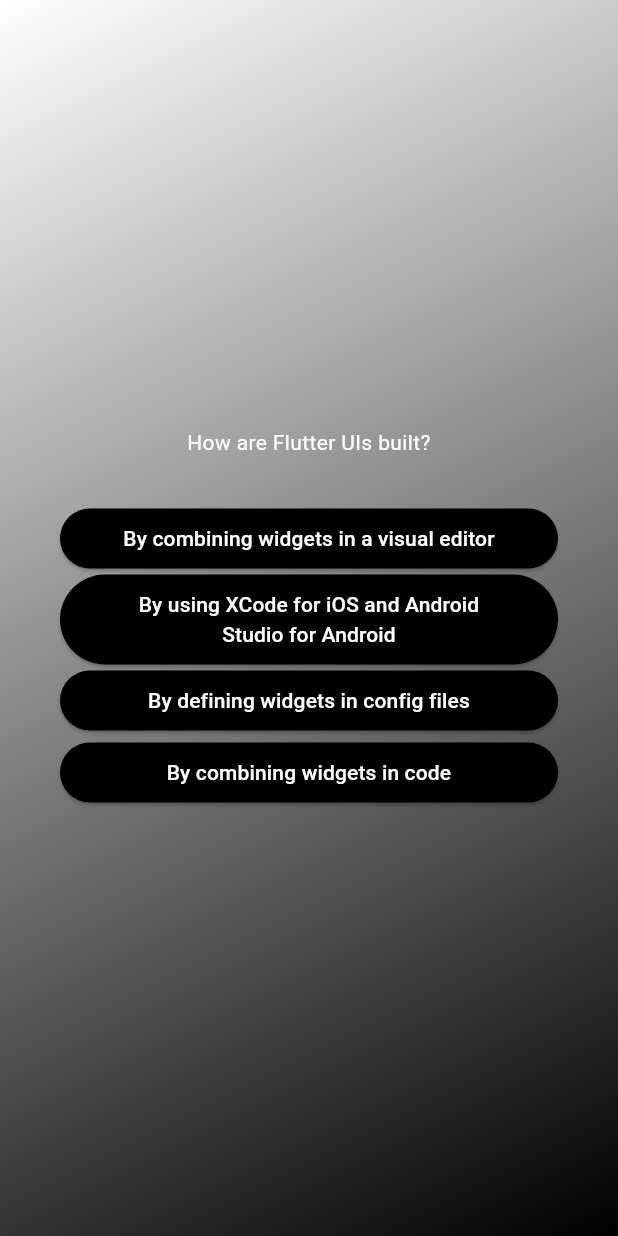
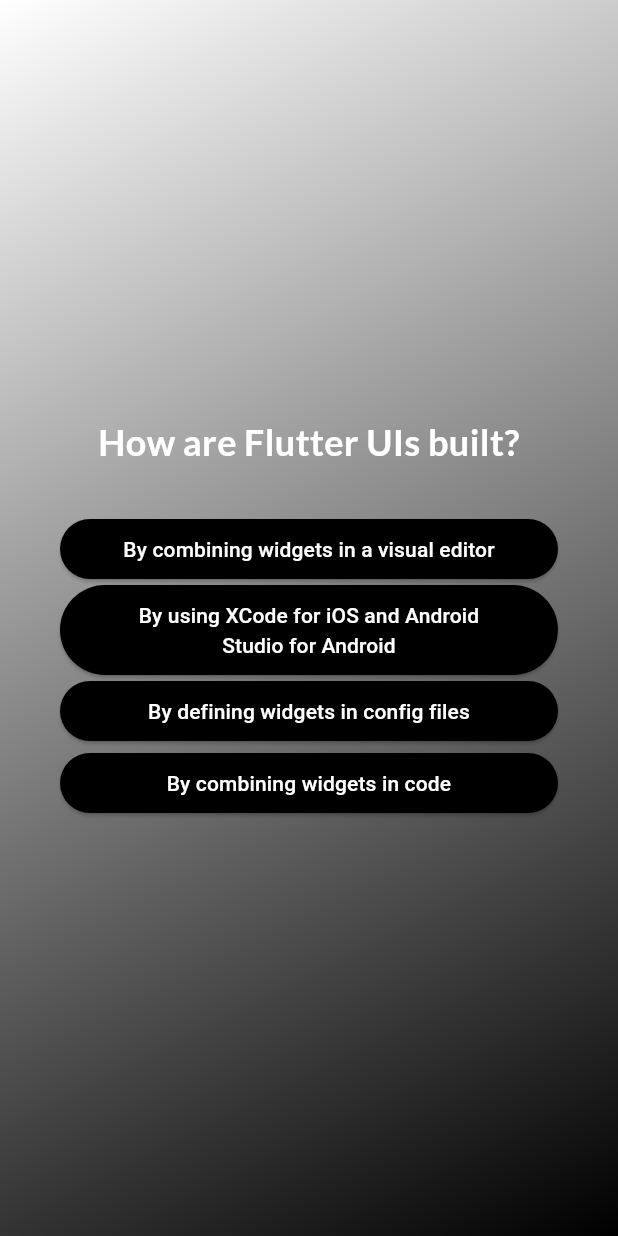
Before and after one commit to nfslee/quiz_app, a Flutter app: the screen it shows after launch, after a tap on "Start", after a tap on "Components", on a phone screen of 412 x 824 dp. Run offline on Flutter 3.47's test engine with Material 3 defaults, Android fonts, the phone set to English and light mode, and no system bars; our stand-ins replace google_fonts.

Commit message:
Google fonts and passing data across widgets

```diff
--- a/lib/answer_button.dart
+++ b/lib/answer_button.dart
@@ -1,7 +1,7 @@
 import 'package:flutter/material.dart';
 
 class AnswerButton extends StatelessWidget {
-  const AnswerButton(this.answerText, this.onTap, {super.key});
+  const AnswerButton({super.key, required this.answerText, required this.onTap});
 
   final String answerText;
   final void Function() onTap;
--- a/lib/questions_screen.dart
+++ b/lib/questions_screen.dart
@@ -1,9 +1,12 @@
 import 'package:flutter/material.dart';
+import 'package:google_fonts/google_fonts.dart';
 import 'package:quiz_app/answer_button.dart';
 import 'package:quiz_app/data/questions.dart';
 
 class QuestionsScreen extends StatefulWidget {
-  const QuestionsScreen({super.key});
+  const QuestionsScreen({super.key, required this.onSelectAnswer});
+
+  final void Function(String answer) onSelectAnswer;
 
   @override
   State<QuestionsScreen> createState() {
@@ -14,7 +17,8 @@ class QuestionsScreen extends StatefulWidget {
 class _QuestionsScreenState extends State<QuestionsScreen> {
   var currentQuestionIndex = 0;
 
-  void answerQuestion() {
+  void answerQuestion(String selectedAnswer) {
+    widget.onSelectAnswer(selectedAnswer);
     setState(() {
       currentQuestionIndex++;
     });
@@ -34,12 +38,21 @@ class _QuestionsScreenState extends State<QuestionsScreen> {
           children: [
             Text(
               currentQuestion.text,
-              style: const TextStyle(color: Colors.white),
+              style: GoogleFonts.lato(
+                color: Colors.white,
+                fontSize: 24,
+                fontWeight: FontWeight.bold,
+              ),
               textAlign: TextAlign.center,
             ),
             const SizedBox(height: 30),
             ...currentQuestion.getShuffledAnswers().map((answer) {
-              return AnswerButton(answer, answerQuestion);
+              return AnswerButton(
+                answerText: answer,
+                onTap: () {
+                  answerQuestion(answer);
+                }
+              );
             }),
           ],
         ),
--- a/lib/quiz.dart
+++ b/lib/quiz.dart
@@ -12,22 +12,25 @@ class Quiz extends StatefulWidget {
 }
 
 class _QuizState extends State<Quiz> {
-  Widget? activeScreen;
-
-  @override
-  void initState() {
-    super.initState();
-    activeScreen = StartScreen(switchScreen);
-  }
+  final List<String> selectedAnswers = [];
+  var activeScreen = 'start-screen';
 
   void switchScreen() {
     setState(() {
-      activeScreen = const QuestionsScreen();
+      activeScreen = 'questions-screen';
     });
+  }
+
+  void chooseAnswer(String answer) {
+    selectedAnswers.add(answer);
   }
 
   @override
   Widget build(context){
+    Widget screenWidget = StartScreen(switchScreen);
+    if (activeScreen == 'questions-screen') {
+      screenWidget = QuestionsScreen(onSelectAnswer: chooseAnswer);
+    }
     return MaterialApp(
       home: Scaffold(
         body: Container(
@@ -40,7 +43,7 @@ class _QuizState extends State<Quiz> {
               end: Alignment.bottomRight
             ),
           ),
-          child: activeScreen,
+          child: screenWidget,
         ),
       ),
     );
--- a/lib/start_screen.dart
+++ b/lib/start_screen.dart
@@ -1,4 +1,5 @@
 import 'package:flutter/material.dart';
+import 'package:google_fonts/google_fonts.dart';
 
 class StartScreen extends StatelessWidget {
   const StartScreen(this.startQuiz, {super.key});
@@ -17,9 +18,9 @@ class StartScreen extends StatelessWidget {
             color: const Color.fromARGB(154, 255, 255, 255),
           ),
           const SizedBox(height: 80),
-          const Text(
+          Text(
             'Learn Flutter',
-            style: TextStyle(
+            style: GoogleFonts.lato(
               color: Colors.white,
               fontSize: 24
             )
--- a/pubspec.yaml
+++ b/pubspec.yaml
@@ -35,6 +35,7 @@ dependencies:
   # The following adds the Cupertino Icons font to your application.
   # Use with the CupertinoIcons class for iOS style icons.
   cupertino_icons: ^1.0.2
+  google_fonts: ^6.1.0
 
 dev_dependencies:
   flutter_test:
```
Also changed, not shown: pubspec.lock, 1 other file.
